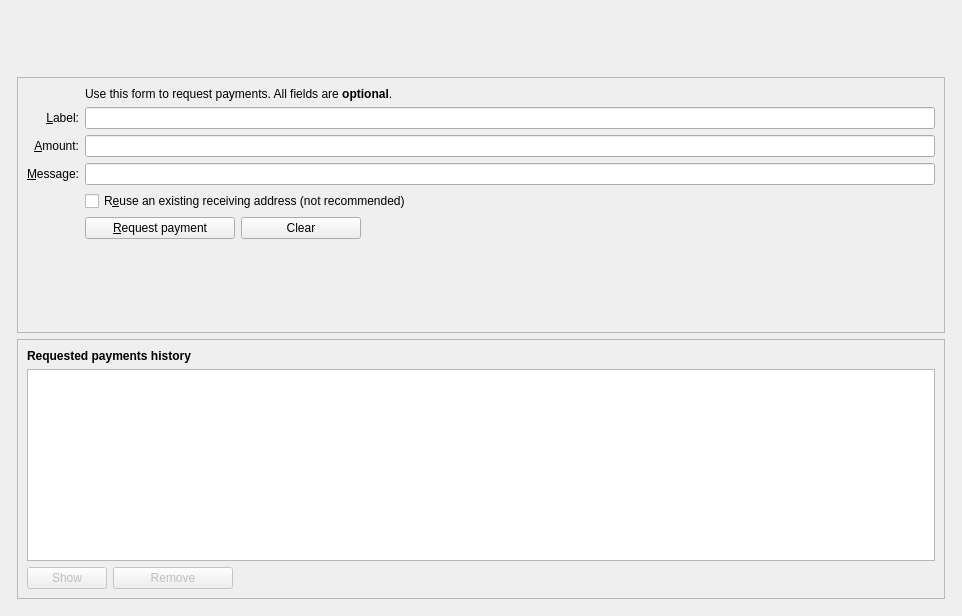
Before: the Qt Designer form src/qt/forms/receivecoinsdialog.ui in KABBERRY/Kabberry-Coin, drawn with Qt 5.
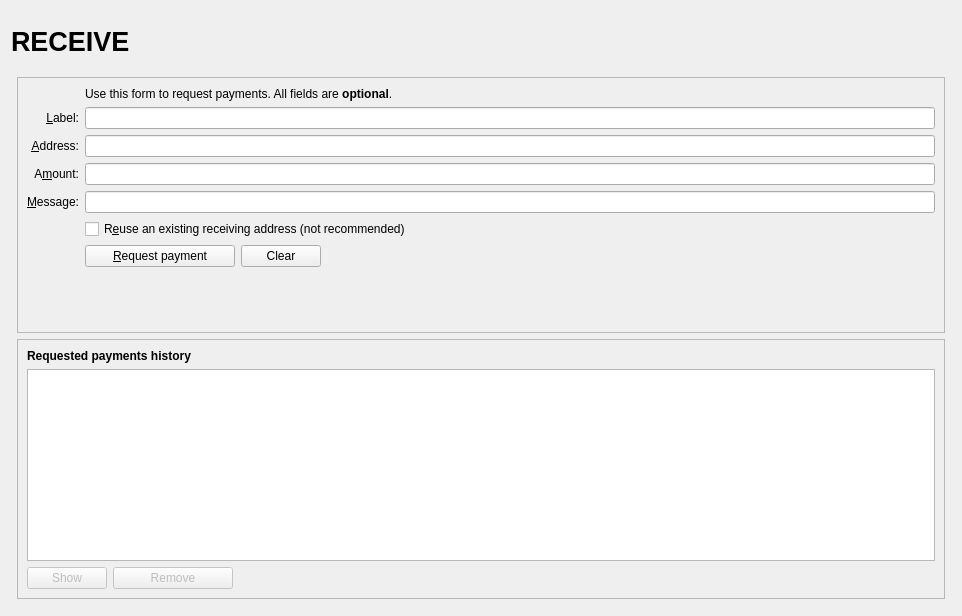
After: the same form once the commit is applied. Icons and pictures are not drawn. Custom widgets are drawn as their Qt base class.

Commit message: [UI] Add address field in receive tab

Patch:
```diff
--- a/src/qt/forms/receivecoinsdialog.ui
+++ b/src/qt/forms/receivecoinsdialog.ui
@@ -55,7 +55,7 @@
              </font>
             </property>
             <property name="text">
-             <string> </string>
+             <string>RECEIVE</string>
             </property>
            </widget>
           </item>
@@ -136,53 +136,6 @@
           <layout class="QVBoxLayout" name="verticalLayout_3">
            <item>
             <layout class="QGridLayout" name="gridLayout">
-             <item row="7" column="2">
-              <widget class="QCheckBox" name="reuseAddress">
-               <property name="toolTip">
-                <string>Reuse one of the previously used receiving addresses.&lt;br&gt;Reusing addresses has security and privacy issues.&lt;br&gt;Do not use this unless re-generating a payment request made before.</string>
-               </property>
-               <property name="text">
-                <string>R&amp;euse an existing receiving address (not recommended)</string>
-               </property>
-              </widget>
-             </item>
-             <item row="7" column="0">
-              <widget class="QLabel" name="label_4">
-               <property name="text">
-                <string/>
-               </property>
-              </widget>
-             </item>
-             <item row="6" column="0">
-              <widget class="QLabel" name="label_3">
-               <property name="toolTip">
-                <string>An optional message to attach to the payment request, which will be displayed when the request is opened. Note: The message will not be sent with the payment over the Kabberry network.</string>
-               </property>
-               <property name="text">
-                <string>&amp;Message:</string>
-               </property>
-               <property name="alignment">
-                <set>Qt::AlignRight|Qt::AlignTrailing|Qt::AlignVCenter</set>
-               </property>
-               <property name="buddy">
-                <cstring>reqMessage</cstring>
-               </property>
-              </widget>
-             </item>
-             <item row="4" column="2">
-              <widget class="QLineEdit" name="reqLabel">
-               <property name="toolTip">
-                <string>An optional label to associate with the new receiving address.</string>
-               </property>
-              </widget>
-             </item>
-             <item row="6" column="2">
-              <widget class="QLineEdit" name="reqMessage">
-               <property name="toolTip">
-                <string>An optional message to attach to the payment request, which will be displayed when the request is opened.&lt;br&gt;Note: The message will not be sent with the payment over the Kabberry network.</string>
-               </property>
-              </widget>
-             </item>
              <item row="2" column="2">
               <widget class="QLabel" name="label_5">
                <property name="text">
@@ -206,23 +159,62 @@
                </property>
               </widget>
              </item>
+             <item row="4" column="2">
+              <widget class="QLineEdit" name="reqLabel">
+               <property name="toolTip">
+                <string>An optional label to associate with the new receiving address.</string>
+               </property>
+              </widget>
+             </item>
              <item row="5" column="0">
               <widget class="QLabel" name="label">
                <property name="toolTip">
-                <string>An optional amount to request. Leave this empty or zero to not request a specific amount.</string>
+                <string>Your receiving address. You can copy and use it to receive coins on this wallet. A new one will be generated once it is used.</string>
                </property>
                <property name="text">
-                <string>&amp;Amount:</string>
+                <string>&amp;Address:</string>
                </property>
                <property name="alignment">
                 <set>Qt::AlignRight|Qt::AlignTrailing|Qt::AlignVCenter</set>
                </property>
                <property name="buddy">
-                <cstring>reqAmount</cstring>
+                <cstring>reqAddress</cstring>
                </property>
               </widget>
              </item>
              <item row="5" column="2">
+              <widget class="QLineEdit" name="reqAddress">
+               <property name="readOnly">
+                <bool>true</bool>
+               </property>
+               <property name="minimumSize">
+                <size>
+                 <width>80</width>
+                 <height>0</height>
+                </size>
+               </property>
+               <property name="toolTip">
+                <string>Your receiving address. You can copy and use it to receive coins on this wallet. A new one will be generated once it is used.</string>
+               </property>
+              </widget>
+             </item>
+             <item row="6" column="0">
+              <widget class="QLabel" name="label">
+               <property name="toolTip">
+                <string>An optional amount to request. Leave this empty or zero to not request a specific amount.</string>
+               </property>
+               <property name="text">
+                <string>A&amp;mount:</string>
+               </property>
+               <property name="alignment">
+                <set>Qt::AlignRight|Qt::AlignTrailing|Qt::AlignVCenter</set>
+               </property>
+               <property name="buddy">
+                <cstring>reqAmount</cstring>
+               </property>
+              </widget>
+             </item>
+             <item row="6" column="2">
               <widget class="BitcoinAmountField" name="reqAmount">
                <property name="minimumSize">
                 <size>
@@ -235,14 +227,54 @@
                </property>
               </widget>
              </item>
+             <item row="7" column="0">
+              <widget class="QLabel" name="label_3">
+               <property name="toolTip">
+                <string>An optional message to attach to the payment request, which will be displayed when the request is opened. Note: The message will not be sent with the payment over the Kabberry network.</string>
+               </property>
+               <property name="text">
+                <string>&amp;Message:</string>
+               </property>
+               <property name="alignment">
+                <set>Qt::AlignRight|Qt::AlignTrailing|Qt::AlignVCenter</set>
+               </property>
+               <property name="buddy">
+                <cstring>reqMessage</cstring>
+               </property>
+              </widget>
+             </item>
+             <item row="7" column="2">
+              <widget class="QLineEdit" name="reqMessage">
+               <property name="toolTip">
+                <string>An optional message to attach to the payment request, which will be displayed when the request is opened.&lt;br&gt;Note: The message will not be sent with the payment over the Kabberry network.</string>
+               </property>
+              </widget>
+             </item>
              <item row="8" column="0">
-              <widget class="QLabel" name="label_7">
+              <widget class="QLabel" name="label_4">
                <property name="text">
                 <string/>
                </property>
               </widget>
              </item>
              <item row="8" column="2">
+              <widget class="QCheckBox" name="reuseAddress">
+               <property name="toolTip">
+                <string>Reuse one of the previously used receiving addresses.&lt;br&gt;Reusing addresses has security and privacy issues.&lt;br&gt;Do not use this unless re-generating a payment request made before.</string>
+               </property>
+               <property name="text">
+                <string>R&amp;euse an existing receiving address (not recommended)</string>
+               </property>
+              </widget>
+             </item>
+             <item row="9" column="0">
+              <widget class="QLabel" name="label_7">
+               <property name="text">
+                <string/>
+               </property>
+              </widget>
+             </item>
+             <item row="9" column="2">
               <layout class="QHBoxLayout" name="horizontalLayout">
                <item>
                 <widget class="QPushButton" name="receiveButton">
@@ -269,12 +301,6 @@
                    <verstretch>0</verstretch>
                   </sizepolicy>
                  </property>
-                 <property name="minimumSize">
-                <size>
-                 <width>120</width>
-                 <height>0</height>
-                </size>
-               </property>
                  <property name="toolTip">
                   <string>Clear all fields of the form.</string>
                  </property>
@@ -305,7 +331,7 @@
                </item>
               </layout>
              </item>
-             <item row="9" column="2">
+             <item row="10" column="2">
               <spacer name="verticalSpacer">
                <property name="orientation">
                 <enum>Qt::Vertical</enum>
```
Left out of the diff: 1 changed line with no effect on the pictures. The commit also changes 6 other files.
